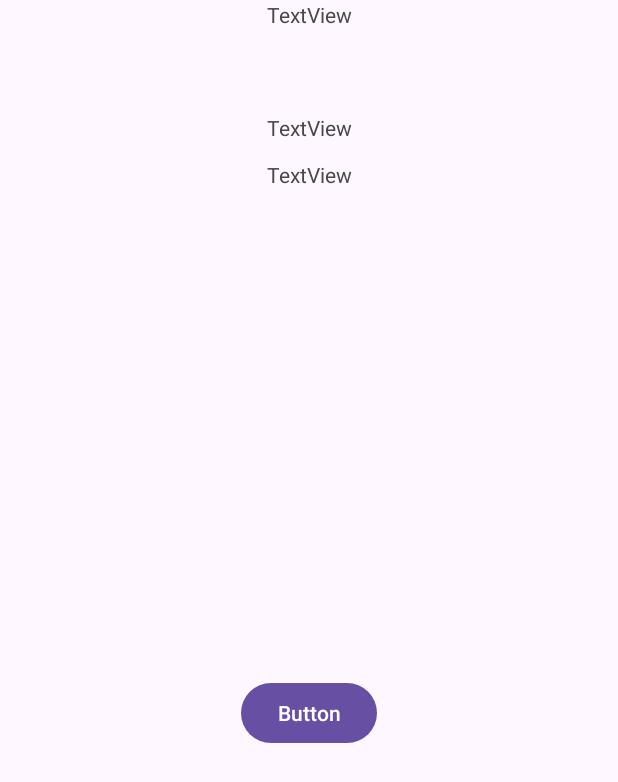
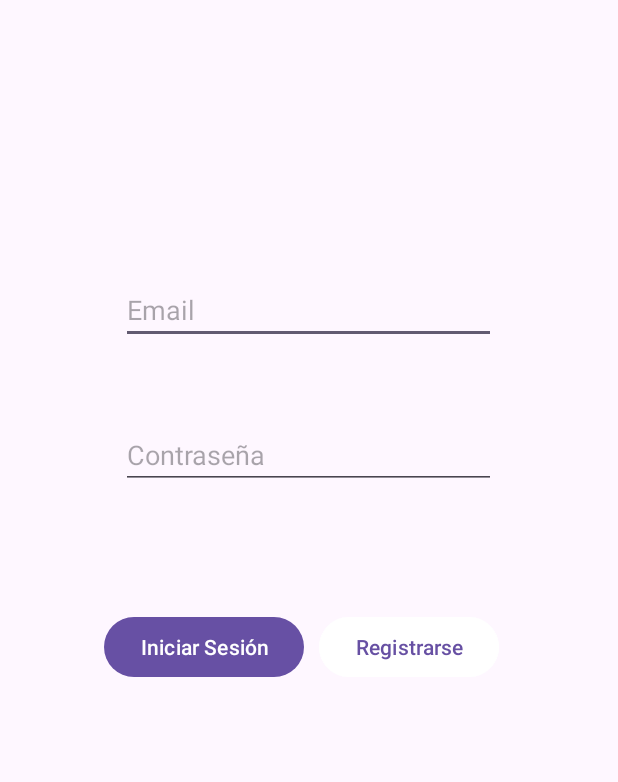
Before and after one commit to Samugcor/Android_BiblioTeis, an Android app: the LoginActivity screen opened directly, with no data from a screen before it, on a phone screen of 412 x 824 dp. Shown: the top 782 px of the screen. Run offline under Robolectric (Android 15) with nearby library versions, the phone set to English and light mode, and no system bars.

Commit message:
rework log in

```diff
--- a/app/src/main/AndroidManifest.xml
+++ b/app/src/main/AndroidManifest.xml
@@ -13,6 +13,9 @@
         android:theme="@style/Theme.BiblioTeis"
         tools:targetApi="31">
         <activity
+            android:name=".UserMain"
+            android:exported="false" />
+        <activity
             android:name=".LoginActivity"
             android:exported="false" />
         <activity
--- a/app/src/main/java/com/example/biblioteis/LoginActivity.java
+++ b/app/src/main/java/com/example/biblioteis/LoginActivity.java
@@ -3,47 +3,40 @@ package com.example.biblioteis;
 import android.os.Bundle;
 import android.view.View;
 import android.widget.Button;
+import android.widget.EditText;
 import android.widget.ImageView;
 import android.widget.TextView;
 
-import androidx.activity.EdgeToEdge;
 import androidx.appcompat.app.AppCompatActivity;
-import androidx.core.graphics.Insets;
-import androidx.core.view.ViewCompat;
-import androidx.core.view.WindowInsetsCompat;
 
 import com.example.biblioteis.API.models.User;
 import com.example.biblioteis.API.repository.BookRepository;
 import com.example.biblioteis.API.repository.UserRepository;
 
 import java.util.List;
+import java.util.Objects;
 
 public class LoginActivity extends AppCompatActivity {
 
 
-    ImageView iv;
-    TextView tvError, tvEmail, tvPassw;
-    Button btn;
+    ImageView img;
+    EditText etEmail, etPassw;
+    TextView tvEmailError, tvPasswError;
+    Button btnLogin, btnSignin;
 
     @Override
     protected void onCreate(Bundle savedInstanceState) {
         super.onCreate(savedInstanceState);
-        EdgeToEdge.enable(this);
         setContentView(R.layout.activity_login);
-        ViewCompat.setOnApplyWindowInsetsListener(findViewById(R.id.main), (v, insets) -> {
-            Insets systemBars = insets.getInsets(WindowInsetsCompat.Type.systemBars());
-            v.setPadding(systemBars.left, systemBars.top, systemBars.right, systemBars.bottom);
-            return insets;
-        });
 
+        img = findViewById(R.id.img);
+        etEmail = findViewById(R.id.et_email);
+        etPassw = findViewById(R.id.et_password);
+        tvEmailError = findViewById(R.id.tv_errorEmail);
+        tvPasswError = findViewById(R.id.tv_errorPassword);
+        btnLogin = findViewById(R.id.btn_login);
 
-        iv = findViewById(R.id.iv1);
-        tvError = findViewById(R.id.textViewError);
-        tvEmail = findViewById(R.id.textView2);
-        tvPassw = findViewById(R.id.textView3);
-        btn = findViewById(R.id.button);
-
-        btn.setOnClickListener(new View.OnClickListener() {
+        btnLogin.setOnClickListener(new View.OnClickListener() {
             @Override
             public void onClick(View v) {
                 doLogin();
@@ -60,8 +53,20 @@ public class LoginActivity extends AppCompatActivity {
             @Override
             public void onSuccess(List<User> result) {
                 for(User u: result){
-                    if(u.getEmail() == tvEmail.getText()){
+                    if(Objects.equals(u.getEmail(), etEmail.getText().toString())){
+                        tvPasswError.setVisibility(View.INVISIBLE);
 
+                        if(Objects.equals(u.getPasswordHash(), etPassw.getText().toString())) {
+                            tvPasswError.setVisibility(View.INVISIBLE);
+
+
+                        }
+                        else {
+                            tvPasswError.setVisibility(View.VISIBLE);
+                        }
+                    }
+                    else {
+                        tvEmailError.setVisibility(View.VISIBLE);
                     }
                 }
             }
--- a/app/src/main/java/com/example/biblioteis/LoginApiCallback.java
+++ /dev/null
@@ -1,18 +0,0 @@
-package com.example.biblioteis;
-
-import com.example.biblioteis.API.models.User;
-import com.example.biblioteis.API.repository.BookRepository;
-
-import java.util.List;
-
-public class LoginApiCallback implements BookRepository.ApiCallback<List<User>> {
-    @Override
-    public void onSuccess(List<User> result) {
-
-    }
-
-    @Override
-    public void onFailure(Throwable t) {
-
-    }
-}
--- /dev/null
+++ b/app/src/main/java/com/example/biblioteis/UserMain.java
@@ -0,0 +1,24 @@
+package com.example.biblioteis;
+
+import android.os.Bundle;
+
+import androidx.activity.EdgeToEdge;
+import androidx.appcompat.app.AppCompatActivity;
+import androidx.core.graphics.Insets;
+import androidx.core.view.ViewCompat;
+import androidx.core.view.WindowInsetsCompat;
+
+public class UserMain extends AppCompatActivity {
+
+    @Override
+    protected void onCreate(Bundle savedInstanceState) {
+        super.onCreate(savedInstanceState);
+        EdgeToEdge.enable(this);
+        setContentView(R.layout.activity_user_main);
+        ViewCompat.setOnApplyWindowInsetsListener(findViewById(R.id.main), (v, insets) -> {
+            Insets systemBars = insets.getInsets(WindowInsetsCompat.Type.systemBars());
+            v.setPadding(systemBars.left, systemBars.top, systemBars.right, systemBars.bottom);
+            return insets;
+        });
+    }
+}
--- a/app/src/main/res/layout/activity_login.xml
+++ b/app/src/main/res/layout/activity_login.xml
@@ -8,52 +8,86 @@
     tools:context=".LoginActivity">
 
     <ImageView
-        android:id="@+id/iv1"
+        android:id="@+id/img"
         android:layout_width="wrap_content"
         android:layout_height="wrap_content"
+        android:layout_marginTop="92dp"
         app:layout_constraintEnd_toEndOf="parent"
+        app:layout_constraintHorizontal_bias="0.498"
         app:layout_constraintStart_toStartOf="parent"
         app:layout_constraintTop_toTopOf="parent"
         tools:srcCompat="@tools:sample/avatars" />
 
-    <TextView
-        android:id="@+id/textViewError"
-        android:layout_width="wrap_content"
+    <EditText
+        android:id="@+id/et_email"
+        android:layout_width="250dp"
         android:layout_height="wrap_content"
-        android:text="TextView"
-        app:layout_constraintEnd_toEndOf="@+id/iv1"
-        app:layout_constraintStart_toStartOf="@+id/iv1"
-        app:layout_constraintTop_toBottomOf="@+id/iv1" />
+        android:layout_marginTop="92dp"
+        android:hint="Email"
+        app:layout_constraintEnd_toEndOf="parent"
+        app:layout_constraintHorizontal_bias="0.496"
+        app:layout_constraintStart_toStartOf="parent"
+        app:layout_constraintTop_toBottomOf="@+id/img" />
 
     <TextView
-        android:id="@+id/textView2"
-        android:layout_width="wrap_content"
-        android:layout_height="wrap_content"
-        android:layout_marginTop="56dp"
-        android:text="TextView"
-        app:layout_constraintEnd_toEndOf="parent"
-        app:layout_constraintHorizontal_bias="0.501"
-        app:layout_constraintStart_toStartOf="parent"
-        app:layout_constraintTop_toBottomOf="@+id/textViewError" />
-
-    <TextView
-        android:id="@+id/textView3"
+        android:id="@+id/tv_errorEmail"
         android:layout_width="wrap_content"
         android:layout_height="wrap_content"
         android:layout_marginTop="12dp"
-        android:text="TextView"
+        android:text="@string/email_incorrecto"
+        android:visibility="invisible"
         app:layout_constraintEnd_toEndOf="parent"
-        app:layout_constraintHorizontal_bias="0.501"
+        app:layout_constraintHorizontal_bias="0.498"
         app:layout_constraintStart_toStartOf="parent"
-        app:layout_constraintTop_toBottomOf="@+id/textView2" />
+        app:layout_constraintTop_toBottomOf="@+id/et_email" />
 
-    <Button
-        android:id="@+id/button"
+    <EditText
+        android:id="@+id/et_password"
+        android:layout_width="250dp"
+        android:layout_height="wrap_content"
+        android:layout_marginTop="20dp"
+        android:hint="Contraseña"
+        app:layout_constraintEnd_toEndOf="parent"
+        app:layout_constraintHorizontal_bias="0.496"
+        app:layout_constraintStart_toStartOf="parent"
+        app:layout_constraintTop_toBottomOf="@+id/tv_errorEmail" />
+
+    <TextView
+        android:id="@+id/tv_errorPassword"
         android:layout_width="wrap_content"
         android:layout_height="wrap_content"
-        android:text="Button"
-        app:layout_constraintBottom_toBottomOf="parent"
+        android:layout_marginTop="12dp"
+        android:text="@string/contrase_a_incorrecta"
+        android:visibility="invisible"
+        app:layout_constraintEnd_toEndOf="parent"
+        app:layout_constraintHorizontal_bias="0.498"
+        app:layout_constraintStart_toStartOf="parent"
+        app:layout_constraintTop_toBottomOf="@+id/et_password" />
+
+    <LinearLayout
+        android:layout_width="match_parent"
+        android:layout_height="wrap_content"
+        android:layout_marginTop="40dp"
+        android:gravity="center"
+        android:orientation="horizontal"
         app:layout_constraintEnd_toEndOf="parent"
         app:layout_constraintStart_toStartOf="parent"
-        app:layout_constraintTop_toBottomOf="@+id/textView3" />
+        app:layout_constraintTop_toBottomOf="@+id/tv_errorPassword">
+
+        <Button
+            android:id="@+id/btn_login"
+            android:layout_width="wrap_content"
+            android:layout_height="wrap_content"
+            android:text="Iniciar Sesión" />
+
+        <Button
+            android:id="@+id/btn_register"
+            android:layout_width="wrap_content"
+            android:layout_height="wrap_content"
+            android:layout_margin="10dp"
+            android:text="Registrarse"
+            android:backgroundTint="@color/white"
+            android:textColor="@color/moradoAndroid"
+            />
+    </LinearLayout>
 </androidx.constraintlayout.widget.ConstraintLayout>
--- a/app/src/main/res/layout/login.xml
+++ b/app/src/main/res/layout/activity_user_main.xml
@@ -1,6 +1,10 @@
 <?xml version="1.0" encoding="utf-8"?>
 <androidx.constraintlayout.widget.ConstraintLayout xmlns:android="http://schemas.android.com/apk/res/android"
+    xmlns:app="http://schemas.android.com/apk/res-auto"
+    xmlns:tools="http://schemas.android.com/tools"
+    android:id="@+id/main"
     android:layout_width="match_parent"
-    android:layout_height="match_parent">
+    android:layout_height="match_parent"
+    tools:context=".UserMain">
 
 </androidx.constraintlayout.widget.ConstraintLayout>
--- a/app/src/main/res/values/colors.xml
+++ b/app/src/main/res/values/colors.xml
@@ -2,4 +2,5 @@
 <resources>
     <color name="black">#FF000000</color>
     <color name="white">#FFFFFFFF</color>
+    <color name="moradoAndroid">#6750A3</color>
 </resources>
--- a/app/src/main/res/values/strings.xml
+++ b/app/src/main/res/values/strings.xml
@@ -1,3 +1,5 @@
 <resources>
     <string name="app_name">BiblioTeis</string>
+    <string name="email_incorrecto">Email incorrecto</string>
+    <string name="contrase_a_incorrecta">Contraseña incorrecta</string>
 </resources>
```
